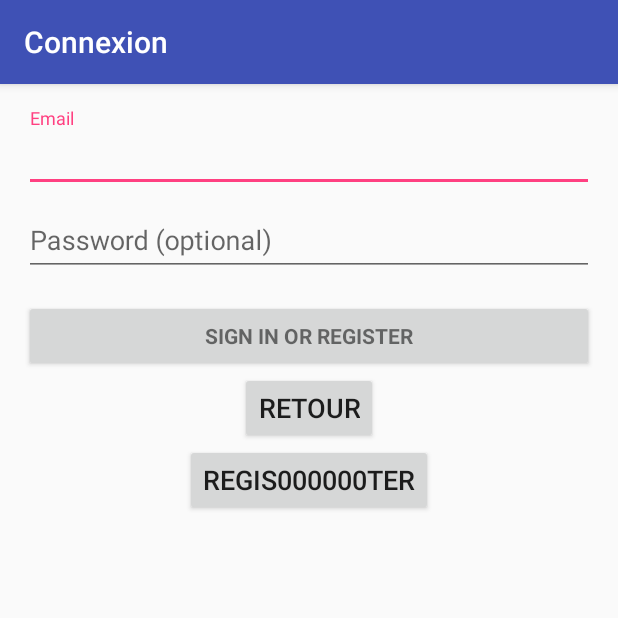
After one commit to nmalesic/LocoDroid, an Android app: the LoginActivity screen opened directly, with no data from a screen before it, on a phone screen of 412 x 824 dp, the top half of it. The commit adds this screen. Run offline under Robolectric (Android 15) with nearby library versions, the phone set to English and light mode, and no system bars; 2 statements that could not run were skipped.

Commit message:
Mise en place Login et Register + nav limitée

```diff
--- a/app/build.gradle
+++ b/app/build.gradle
@@ -25,4 +25,5 @@
     compile 'com.android.support:appcompat-v7:23.1.1'
     compile 'com.google.android.gms:play-services:8.4.0'
     compile 'com.google.code.gson:gson:2.5'
+    compile 'com.android.support:design:23.1.1'
 }
--- /dev/null
+++ b/app/src/main/java/com/bl/locodroid/LoginActivity.java
@@ -0,0 +1,380 @@
+package com.bl.locodroid;
+
+import android.animation.Animator;
+import android.animation.AnimatorListenerAdapter;
+import android.annotation.TargetApi;
+import android.content.Intent;
+import android.content.pm.PackageManager;
+import android.support.annotation.NonNull;
+import android.support.design.widget.Snackbar;
+import android.support.v7.app.AppCompatActivity;
+import android.app.LoaderManager.LoaderCallbacks;
+
+import android.content.CursorLoader;
+import android.content.Loader;
+import android.database.Cursor;
+import android.net.Uri;
+import android.os.AsyncTask;
+
+import android.os.Build;
+import android.os.Bundle;
+import android.provider.ContactsContract;
+import android.text.TextUtils;
+import android.view.KeyEvent;
+import android.view.View;
+import android.view.View.OnClickListener;
+import android.view.inputmethod.EditorInfo;
+import android.widget.ArrayAdapter;
+import android.widget.AutoCompleteTextView;
+import android.widget.Button;
+import android.widget.EditText;
+import android.widget.TextView;
+
+import java.util.ArrayList;
+import java.util.List;
+
+import static android.Manifest.permission.READ_CONTACTS;
+
+/**
+ * A login screen that offers login via email/password.
+ */
+public class LoginActivity extends AppCompatActivity implements LoaderCallbacks<Cursor> {
+
+    /**
+     * Id to identity READ_CONTACTS permission request.
+     */
+    private static final int REQUEST_READ_CONTACTS = 0;
+
+    /**
+     * A dummy authentication store containing known user names and passwords.
+     * TODO: remove after connecting to a real authentication system.
+     */
+    private static final String[] DUMMY_CREDENTIALS = new String[]{
+            "foo@example.com:hello", "bar@example.com:world"
+    };
+    /**
+     * Keep track of the login task to ensure we can cancel it if requested.
+     */
+    private UserLoginTask mAuthTask = null;
+
+    // UI references.
+    private AutoCompleteTextView mEmailView;
+    private EditText mPasswordView;
+    private View mProgressView;
+    private View mLoginFormView;
+
+    @Override
+    protected void onCreate(Bundle savedInstanceState) {
+        super.onCreate(savedInstanceState);
+        setContentView(R.layout.activity_login);
+        // Set up the login form.
+        mEmailView = (AutoCompleteTextView) findViewById(R.id.email);
+        populateAutoComplete();
+
+        mPasswordView = (EditText) findViewById(R.id.password);
+        mPasswordView.setOnEditorActionListener(new TextView.OnEditorActionListener() {
+            @Override
+            public boolean onEditorAction(TextView textView, int id, KeyEvent keyEvent) {
+                if (id == R.id.login || id == EditorInfo.IME_NULL) {
+                    attemptLogin();
+                    return true;
+                }
+                return false;
+            }
+        });
+
+        Button mEmailSignInButton = (Button) findViewById(R.id.email_sign_in_button);
+        mEmailSignInButton.setOnClickListener(new OnClickListener() {
+            @Override
+            public void onClick(View view) {
+                attemptLogin();
+            }
+        });
+
+        mLoginFormView = findViewById(R.id.login_form);
+        mProgressView = findViewById(R.id.login_progress);
+
+          Button but_next = (Button)findViewById(R.id.Button01);
+                but_next.setOnClickListener(new View.OnClickListener() {
+                    public void onClick(View view) {
+
+                        //get context() pour récupérer la vue, puis on renseigne la classe vers laquelle on veut switcher
+                        //Intent myIntent = new Intent(view.getContext(), MapsActivity.class);
+                        //startActivityForResult(myIntent, 0);
+
+                        Intent openRegisterActivity= new Intent(LoginActivity.this, RegisterActivity.class);
+                        openRegisterActivity.setFlags(Intent.FLAG_ACTIVITY_REORDER_TO_FRONT);
+                        startActivity(openRegisterActivity);
+                    }
+        });
+
+        Button but_return = (Button)findViewById(R.id.ButtonRetour);
+        but_return.setOnClickListener(new View.OnClickListener() {
+            public void onClick(View view) {
+
+                //get context() pour récupérer la vue, puis on renseigne la classe vers laquelle on veut switcher
+                //Intent myIntent = new Intent(view.getContext(), MapsActivity.class);
+                //startActivityForResult(myIntent, 0);
+
+                Intent openMainActivity= new Intent(LoginActivity.this, MapsActivity.class);
+                openMainActivity.setFlags(Intent.FLAG_ACTIVITY_REORDER_TO_FRONT);
+                startActivity(openMainActivity);
+            }
+        });
+    }
+
+
+
+    private void populateAutoComplete() {
+        if (!mayRequestContacts()) {
+            return;
+        }
+
+        getLoaderManager().initLoader(0, null, this);
+    }
+
+    private boolean mayRequestContacts() {
+        if (Build.VERSION.SDK_INT < Build.VERSION_CODES.M) {
+            return true;
+        }
+        if (checkSelfPermission(READ_CONTACTS) == PackageManager.PERMISSION_GRANTED) {
+            return true;
+        }
+        if (shouldShowRequestPermissionRationale(READ_CONTACTS)) {
+            Snackbar.make(mEmailView, R.string.permission_rationale, Snackbar.LENGTH_INDEFINITE)
+                    .setAction(android.R.string.ok, new View.OnClickListener() {
+                        @Override
+                        @TargetApi(Build.VERSION_CODES.M)
+                        public void onClick(View v) {
+                            requestPermissions(new String[]{READ_CONTACTS}, REQUEST_READ_CONTACTS);
+                        }
+                    });
+        } else {
+            requestPermissions(new String[]{READ_CONTACTS}, REQUEST_READ_CONTACTS);
+        }
+        return false;
+    }
+
+    /**
+     * Callback received when a permissions request has been completed.
+     */
+    @Override
+    public void onRequestPermissionsResult(int requestCode, @NonNull String[] permissions,
+                                           @NonNull int[] grantResults) {
+        if (requestCode == REQUEST_READ_CONTACTS) {
+            if (grantResults.length == 1 && grantResults[0] == PackageManager.PERMISSION_GRANTED) {
+                populateAutoComplete();
+            }
+        }
+    }
+
+
+    /**
+     * Attempts to sign in or register the account specified by the login form.
+     * If there are form errors (invalid email, missing fields, etc.), the
+     * errors are presented and no actual login attempt is made.
+     */
+    private void attemptLogin() {
+        if (mAuthTask != null) {
+            return;
+        }
+
+        // Reset errors.
+        mEmailView.setError(null);
+        mPasswordView.setError(null);
+
+        // Store values at the time of the login attempt.
+        String email = mEmailView.getText().toString();
+        String password = mPasswordView.getText().toString();
+
+        boolean cancel = false;
+        View focusView = null;
+
+        // Check for a valid password, if the user entered one.
+        if (!TextUtils.isEmpty(password) && !isPasswordValid(password)) {
+            mPasswordView.setError(getString(R.string.error_invalid_password));
+            focusView = mPasswordView;
+            cancel = true;
+        }
+
+        // Check for a valid email address.
+        if (TextUtils.isEmpty(email)) {
+            mEmailView.setError(getString(R.string.error_field_required));
+            focusView = mEmailView;
+            cancel = true;
+        } else if (!isEmailValid(email)) {
+            mEmailView.setError(getString(R.string.error_invalid_email));
+            focusView = mEmailView;
+            cancel = true;
+        }
+
+        if (cancel) {
+            // There was an error; don't attempt login and focus the first
+            // form field with an error.
+            focusView.requestFocus();
+        } else {
+            // Show a progress spinner, and kick off a background task to
+            // perform the user login attempt.
+            showProgress(true);
+            mAuthTask = new UserLoginTask(email, password);
+            mAuthTask.execute((Void) null);
+        }
+    }
+
+    private boolean isEmailValid(String email) {
+        //TODO: Replace this with your own logic
+        return email.contains("@");
+    }
+
+    private boolean isPasswordValid(String password) {
+        //TODO: Replace this with your own logic
+        return password.length() > 4;
+    }
+
+    /**
+     * Shows the progress UI and hides the login form.
+     */
+    @TargetApi(Build.VERSION_CODES.HONEYCOMB_MR2)
+    private void showProgress(final boolean show) {
+        // On Honeycomb MR2 we have the ViewPropertyAnimator APIs, which allow
+        // for very easy animations. If available, use these APIs to fade-in
+        // the progress spinner.
+        if (Build.VERSION.SDK_INT >= Build.VERSION_CODES.HONEYCOMB_MR2) {
+            int shortAnimTime = getResources().getInteger(android.R.integer.config_shortAnimTime);
+
+            mLoginFormView.setVisibility(show ? View.GONE : View.VISIBLE);
+            mLoginFormView.animate().setDuration(shortAnimTime).alpha(
+                    show ? 0 : 1).setListener(new AnimatorListenerAdapter() {
+                @Override
+                public void onAnimationEnd(Animator animation) {
+                    mLoginFormView.setVisibility(show ? View.GONE : View.VISIBLE);
+                }
+            });
+
+            mProgressView.setVisibility(show ? View.VISIBLE : View.GONE);
+            mProgressView.animate().setDuration(shortAnimTime).alpha(
+                    show ? 1 : 0).setListener(new AnimatorListenerAdapter() {
+                @Override
+                public void onAnimationEnd(Animator animation) {
+                    mProgressView.setVisibility(show ? View.VISIBLE : View.GONE);
+                }
+            });
+        } else {
+            // The ViewPropertyAnimator APIs are not available, so simply show
+            // and hide the relevant UI components.
+            mProgressView.setVisibility(show ? View.VISIBLE : View.GONE);
+            mLoginFormView.setVisibility(show ? View.GONE : View.VISIBLE);
+        }
+    }
+
+    @Override
+    public Loader<Cursor> onCreateLoader(int i, Bundle bundle) {
+        return new CursorLoader(this,
+                // Retrieve data rows for the device user's 'profile' contact.
+                Uri.withAppendedPath(ContactsContract.Profile.CONTENT_URI,
+                        ContactsContract.Contacts.Data.CONTENT_DIRECTORY), ProfileQuery.PROJECTION,
+
+                // Select only email addresses.
+                ContactsContract.Contacts.Data.MIMETYPE +
+                        " = ?", new String[]{ContactsContract.CommonDataKinds.Email
+                .CONTENT_ITEM_TYPE},
+
+                // Show primary email addresses first. Note that there won't be
+                // a primary email address if the user hasn't specified one.
+                ContactsContract.Contacts.Data.IS_PRIMARY + " DESC");
+    }
+
+    @Override
+    public void onLoadFinished(Loader<Cursor> cursorLoader, Cursor cursor) {
+        List<String> emails = new ArrayList<>();
+        cursor.moveToFirst();
+        while (!cursor.isAfterLast()) {
+            emails.add(cursor.getString(ProfileQuery.ADDRESS));
+            cursor.moveToNext();
+        }
+
+        addEmailsToAutoComplete(emails);
+    }
+
+    @Override
+    public void onLoaderReset(Loader<Cursor> cursorLoader) {
+
+    }
+
+    private void addEmailsToAutoComplete(List<String> emailAddressCollection) {
+        //Create adapter to tell the AutoCompleteTextView what to show in its dropdown list.
+        ArrayAdapter<String> adapter =
+                new ArrayAdapter<>(LoginActivity.this,
+                        android.R.layout.simple_dropdown_item_1line, emailAddressCollection);
+
+        mEmailView.setAdapter(adapter);
+    }
+
+
+    private interface ProfileQuery {
+        String[] PROJECTION = {
+                ContactsContract.CommonDataKinds.Email.ADDRESS,
+                ContactsContract.CommonDataKinds.Email.IS_PRIMARY,
+        };
+
+        int ADDRESS = 0;
+        int IS_PRIMARY = 1;
+    }
+
+    /**
+     * Represents an asynchronous login/registration task used to authenticate
+     * the user.
+     */
+    public class UserLoginTask extends AsyncTask<Void, Void, Boolean> {
+
+        private final String mEmail;
+        private final String mPassword;
+
+        UserLoginTask(String email, String password) {
+            mEmail = email;
+            mPassword = password;
+        }
+
+        @Override
+        protected Boolean doInBackground(Void... params) {
+            // TODO: attempt authentication against a network service.
+
+            try {
+                // Simulate network access.
+                Thread.sleep(2000);
+            } catch (InterruptedException e) {
+                return false;
+            }
+
+            for (String credential : DUMMY_CREDENTIALS) {
+                String[] pieces = credential.split(":");
+                if (pieces[0].equals(mEmail)) {
+                    // Account exists, return true if the password matches.
+                    return pieces[1].equals(mPassword);
+                }
+            }
+
+            // TODO: register the new account here.
+            return true;
+        }
+
+        @Override
+        protected void onPostExecute(final Boolean success) {
+            mAuthTask = null;
+            showProgress(false);
+
+            if (success) {
+                finish();
+            } else {
+                mPasswordView.setError(getString(R.string.error_incorrect_password));
+                mPasswordView.requestFocus();
+            }
+        }
+
+        @Override
+        protected void onCancelled() {
+            mAuthTask = null;
+            showProgress(false);
+        }
+    }
+}
--- /dev/null
+++ b/app/src/main/res/layout/activity_login.xml
@@ -0,0 +1,95 @@
+<LinearLayout xmlns:android="http://schemas.android.com/apk/res/android"
+    xmlns:tools="http://schemas.android.com/tools"
+    android:layout_width="match_parent"
+    android:layout_height="match_parent"
+    android:gravity="center_horizontal"
+    android:orientation="vertical"
+    android:paddingBottom="@dimen/activity_vertical_margin"
+    android:paddingLeft="@dimen/activity_horizontal_margin"
+    android:paddingRight="@dimen/activity_horizontal_margin"
+    android:paddingTop="@dimen/activity_vertical_margin"
+    tools:context="com.bl.locodroid.LoginActivity">
+
+    <!-- Login progress -->
+    <ProgressBar
+        android:id="@+id/login_progress"
+        style="?android:attr/progressBarStyleLarge"
+        android:layout_width="wrap_content"
+        android:layout_height="wrap_content"
+        android:layout_marginBottom="8dp"
+        android:visibility="gone" />
+
+    <ScrollView
+        android:id="@+id/login_form"
+        android:layout_width="match_parent"
+        android:layout_height="match_parent">
+
+        <LinearLayout
+            android:id="@+id/email_login_form"
+            android:layout_width="match_parent"
+            android:layout_height="wrap_content"
+            android:orientation="vertical">
+
+            <android.support.design.widget.TextInputLayout
+                android:layout_width="match_parent"
+                android:layout_height="wrap_content">
+
+                <AutoCompleteTextView
+                    android:id="@+id/email"
+                    android:layout_width="match_parent"
+                    android:layout_height="wrap_content"
+                    android:hint="@string/prompt_email"
+                    android:inputType="textEmailAddress"
+                    android:maxLines="1"
+                    android:singleLine="true" />
+
+            </android.support.design.widget.TextInputLayout>
+
+            <android.support.design.widget.TextInputLayout
+                android:layout_width="match_parent"
+                android:layout_height="wrap_content">
+
+                <EditText
+                    android:id="@+id/password"
+                    android:layout_width="match_parent"
+                    android:layout_height="wrap_content"
+                    android:hint="@string/prompt_password"
+                    android:imeActionId="@+id/login"
+                    android:imeActionLabel="@string/action_sign_in_short"
+                    android:imeOptions="actionUnspecified"
+                    android:inputType="textPassword"
+                    android:maxLines="1"
+                    android:singleLine="true" />
+
+            </android.support.design.widget.TextInputLayout>
+
+            <Button
+                android:id="@+id/email_sign_in_button"
+                style="?android:textAppearanceSmall"
+                android:layout_width="match_parent"
+                android:layout_height="wrap_content"
+                android:layout_marginTop="16dp"
+                android:text="@string/action_sign_in"
+                android:textStyle="bold" />
+
+            <Button
+                android:text="Retour"
+                android:id="@+id/ButtonRetour"
+                android:layout_width="wrap_content"
+                android:textSize="18sp"
+                android:layout_height="wrap_content"
+                android:onClick="onClick"
+                android:layout_gravity="center_horizontal" />
+
+            <Button
+                android:text="Regis000000ter"
+                android:id="@+id/Button01"
+                android:layout_width="wrap_content"
+                android:textSize="18sp"
+                android:layout_height="wrap_content"
+                android:onClick="onClick1"
+                android:layout_gravity="center_horizontal" />
+
+        </LinearLayout>
+    </ScrollView>
+</LinearLayout>
--- /dev/null
+++ b/app/src/main/res/values-w820dp/dimens.xml
@@ -0,0 +1,6 @@
+<resources>
+    <!-- Example customization of dimensions originally defined in res/values/dimens.xml
+         (such as screen margins) for screens with more than 820dp of available width. This
+         would include 7" and 10" devices in landscape (~960dp and ~1280dp respectively). -->
+    <dimen name="activity_horizontal_margin">64dp</dimen>
+</resources>
--- /dev/null
+++ b/app/src/main/res/values/dimens.xml
@@ -0,0 +1,5 @@
+<resources>
+    <!-- Default screen margins, per the Android Design guidelines. -->
+    <dimen name="activity_horizontal_margin">16dp</dimen>
+    <dimen name="activity_vertical_margin">16dp</dimen>
+</resources>
--- a/app/src/main/res/values/strings.xml
+++ b/app/src/main/res/values/strings.xml
@@ -2,4 +2,18 @@
     <string name="app_name">LocoDroid</string>
     <string name="title_activity_maps">Map</string>
     <string name="title_activity_main">Main</string>
+    <string name="title_activity_login">Connexion</string>
+
+    <!-- Strings related to login -->
+    <string name="prompt_email">Email</string>
+    <string name="prompt_password">Password (optional)</string>
+    <string name="action_sign_in">Sign in or register</string>
+    <string name="action_sign_in_short">Sign in</string>
+    <string name="error_invalid_email">This email address is invalid</string>
+    <string name="error_invalid_password">This password is too short</string>
+    <string name="error_incorrect_password">This password is incorrect</string>
+    <string name="error_field_required">This field is required</string>
+    <string name="permission_rationale">"Contacts permissions are needed for providing email
+        completions."
+    </string>
 </resources>
```
Also changed, not shown: app/src/main/AndroidManifest.xml (+12 -2 lines), app/src/main/java/com/bl/locodroid/MapsActivity.java (+14 -1 lines), app/src/main/java/com/bl/locodroid/RegisterActivity.java (added, +28 -0 lines), app/src/main/res/layout/activity_maps.xml (+14 -0 lines), app/src/main/res/layout/activity_register.xml (added, +97 -0 lines), app/src/main/res/layout/header_gradient.xml (added, +9 -0 lines).
